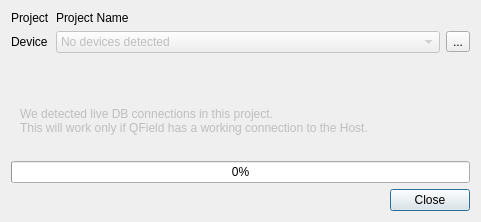
This is push_dialog_base.ui in opengisch/qfieldsync as Qt 5 draws it before an edit. The edited form follows.
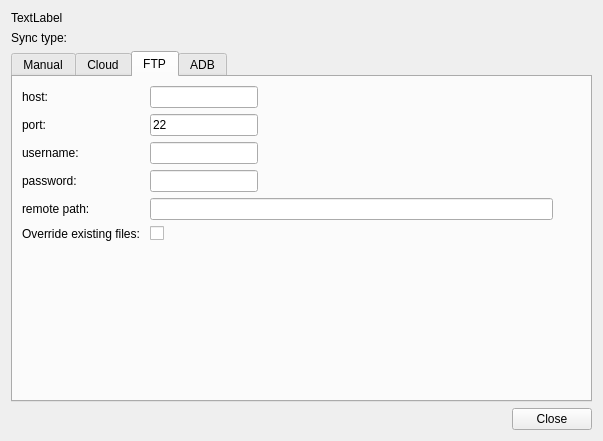
This is the edited form. Icons and pictures are not drawn.

Commit message: Some work for the tab layout on qtcreator

What changed in the file:
```diff
--- a/push_dialog_base.ui
+++ b/push_dialog_base.ui
@@ -6,8 +6,8 @@
    <rect>
     <x>0</x>
     <y>0</y>
-    <width>481</width>
-    <height>222</height>
+    <width>603</width>
+    <height>441</height>
    </rect>
   </property>
   <property name="windowTitle">
@@ -15,85 +15,248 @@
   </property>
   <layout class="QVBoxLayout" name="verticalLayout">
    <item>
-    <layout class="QFormLayout" name="formLayout">
-     <property name="fieldGrowthPolicy">
-      <enum>QFormLayout::AllNonFixedFieldsGrow</enum>
+    <widget class="QLabel" name="project_lbl">
+     <property name="text">
+      <string>TextLabel</string>
      </property>
-     <item row="0" column="0">
-      <widget class="QLabel" name="project_name_lbl">
-       <property name="text">
-        <string>Project</string>
-       </property>
-      </widget>
-     </item>
-     <item row="0" column="1">
-      <widget class="QLabel" name="project_lbl">
-       <property name="text">
-        <string>Project Name</string>
-       </property>
-      </widget>
-     </item>
-     <item row="1" column="0">
-      <widget class="QLabel" name="device_lbl">
-       <property name="text">
-        <string>Device</string>
-       </property>
-      </widget>
-     </item>
-     <item row="1" column="1">
-      <layout class="QHBoxLayout" name="horizontalLayout_2">
-       <item>
-        <widget class="QComboBox" name="devices_cbx">
-         <property name="enabled">
-          <bool>false</bool>
-         </property>
-         <item>
-          <property name="text">
-           <string>No devices detected</string>
-          </property>
-         </item>
-        </widget>
-       </item>
-       <item>
-        <widget class="QToolButton" name="reload_devices_btn">
-         <property name="text">
-          <string>...</string>
-         </property>
-         <property name="icon">
-          <iconset>
-           <normaloff>:/plugins/QFieldSync/refresh.png</normaloff>:/plugins/QFieldSync/refresh.png</iconset>
-         </property>
-        </widget>
-       </item>
-      </layout>
-     </item>
-    </layout>
+    </widget>
    </item>
    <item>
-    <widget class="QWidget" name="suggest_offline_wdg" native="true">
-     <property name="enabled">
-      <bool>false</bool>
+    <widget class="QLabel" name="label_2">
+     <property name="text">
+      <string>Sync type:</string>
      </property>
-     <layout class="QVBoxLayout" name="verticalLayout_2">
-      <item>
-       <widget class="QLabel" name="offline_lbl">
-        <property name="text">
-         <string>We detected live DB connections in this project.
-This will work only if QField has a working connection to the Host.</string>
-        </property>
-       </widget>
-      </item>
-     </layout>
     </widget>
    </item>
    <item>
-    <widget class="QProgressBar" name="progress_bar">
+    <widget class="QTabWidget" name="tabWidget">
      <property name="enabled">
       <bool>true</bool>
      </property>
-     <property name="value">
-      <number>0</number>
+     <property name="currentIndex">
+      <number>2</number>
      </property>
+     <widget class="QWidget" name="manual_tab">
+      <attribute name="title">
+       <string>Manual</string>
+      </attribute>
+      <widget class="QWidget" name="formLayoutWidget">
+       <property name="geometry">
+        <rect>
+         <x>10</x>
+         <y>20</y>
+         <width>471</width>
+         <height>121</height>
+        </rect>
+       </property>
+       <layout class="QFormLayout" name="formLayout">
+        <item row="2" column="0">
+         <widget class="QLabel" name="label_3">
+          <property name="text">
+           <string>Export directory:</string>
+          </property>
+         </widget>
+        </item>
+        <item row="2" column="1">
+         <widget class="QLineEdit" name="manualDir"/>
+        </item>
+        <item row="3" column="1">
+         <widget class="QPushButton" name="manualDir_btn">
+          <property name="text">
+           <string>Browse</string>
+          </property>
+         </widget>
+        </item>
+       </layout>
+      </widget>
+     </widget>
+     <widget class="QWidget" name="cloud_tab">
+      <attribute name="title">
+       <string>Cloud</string>
+      </attribute>
+      <widget class="QWidget" name="formLayoutWidget_2">
+       <property name="geometry">
+        <rect>
+         <x>10</x>
+         <y>20</y>
+         <width>471</width>
+         <height>121</height>
+        </rect>
+       </property>
+       <layout class="QFormLayout" name="formLayout_2">
+        <item row="2" column="0">
+         <widget class="QLabel" name="label_4">
+          <property name="text">
+           <string>Export directory:</string>
+          </property>
+         </widget>
+        </item>
+        <item row="2" column="1">
+         <widget class="QLineEdit" name="cloudDir"/>
+        </item>
+        <item row="3" column="1">
+         <widget class="QPushButton" name="cloudDir_btn">
+          <property name="text">
+           <string>Browse</string>
+          </property>
+         </widget>
+        </item>
+       </layout>
+      </widget>
+     </widget>
+     <widget class="QWidget" name="ftp_tab">
+      <attribute name="title">
+       <string>FTP</string>
+      </attribute>
+      <widget class="QWidget" name="verticalLayoutWidget_2">
+       <property name="geometry">
+        <rect>
+         <x>9</x>
+         <y>9</y>
+         <width>531</width>
+         <height>271</height>
+        </rect>
+       </property>
+       <layout class="QVBoxLayout" name="verticalLayout_3">
+        <item>
+         <layout class="QFormLayout" name="formLayout_3">
+          <property name="fieldGrowthPolicy">
+           <enum>QFormLayout::AllNonFixedFieldsGrow</enum>
+          </property>
+          <item row="3" column="0">
+           <widget class="QLabel" name="label_5">
+            <property name="text">
+             <string>host:</string>
+            </property>
+           </widget>
+          </item>
+          <item row="3" column="1">
+           <widget class="QLineEdit" name="lineEdit_2">
+            <property name="sizePolicy">
+             <sizepolicy hsizetype="Fixed" vsizetype="Fixed">
+              <horstretch>0</horstretch>
+              <verstretch>0</verstretch>
+             </sizepolicy>
+            </property>
+           </widget>
+          </item>
+          <item row="4" column="0">
+           <widget class="QLabel" name="label_7">
+            <property name="text">
+             <string>port:</string>
+            </property>
+           </widget>
+          </item>
+          <item row="4" column="1">
+           <widget class="QLineEdit" name="lineEdit_5">
+            <property name="sizePolicy">
+             <sizepolicy hsizetype="Fixed" vsizetype="Fixed">
+              <horstretch>0</horstretch>
+              <verstretch>0</verstretch>
+             </sizepolicy>
+            </property>
+            <property name="text">
+             <string>22</string>
+            </property>
+           </widget>
+          </item>
+          <item row="7" column="0">
+           <widget class="QLabel" name="label_6">
+            <property name="text">
+             <string>username:</string>
+            </property>
+           </widget>
+          </item>
+          <item row="7" column="1">
+           <widget class="QLineEdit" name="lineEdit">
+            <property name="sizePolicy">
+             <sizepolicy hsizetype="Fixed" vsizetype="Fixed">
+              <horstretch>0</horstretch>
+              <verstretch>0</verstretch>
+             </sizepolicy>
+            </property>
+           </widget>
+          </item>
+          <item row="8" column="0">
+           <widget class="QLabel" name="label_8">
+            <property name="text">
+             <string>password:</string>
+            </property>
+           </widget>
+          </item>
+          <item row="8" column="1">
+           <widget class="QLineEdit" name="lineEdit_4">
+            <property name="sizePolicy">
+             <sizepolicy hsizetype="Fixed" vsizetype="Fixed">
+              <horstretch>0</horstretch>
+              <verstretch>0</verstretch>
+             </sizepolicy>
+            </property>
+            <property name="echoMode">
+             <enum>QLineEdit::Password</enum>
+            </property>
+           </widget>
+          </item>
+          <item row="9" column="0">
+           <widget class="QLabel" name="label_9">
+            <property name="text">
+             <string>remote path:</string>
+            </property>
+           </widget>
+          </item>
+          <item row="9" column="1">
+           <widget class="QLineEdit" name="lineEdit_3">
+            <property name="sizePolicy">
+             <sizepolicy hsizetype="Expanding" vsizetype="Fixed">
+              <horstretch>0</horstretch>
+              <verstretch>0</verstretch>
+             </sizepolicy>
+            </property>
+           </widget>
+          </item>
+          <item row="10" column="0">
+           <widget class="QLabel" name="label_10">
+            <property name="text">
+             <string>Override existing files: </string>
+            </property>
+           </widget>
+          </item>
+          <item row="10" column="1">
+           <widget class="QCheckBox" name="checkBox">
+            <property name="text">
+             <string/>
+            </property>
+           </widget>
+          </item>
+         </layout>
+        </item>
+       </layout>
+      </widget>
+     </widget>
+     <widget class="QWidget" name="adb_tab">
+      <attribute name="title">
+       <string>ADB</string>
+      </attribute>
+      <widget class="QWidget" name="verticalLayoutWidget">
+       <property name="geometry">
+        <rect>
+         <x>10</x>
+         <y>10</y>
+         <width>531</width>
+         <height>241</height>
+        </rect>
+       </property>
+       <layout class="QVBoxLayout" name="verticalLayout_2">
+        <item>
+         <widget class="QLabel" name="adb_text">
+          <property name="text">
+           <string>Not yet implemented.</string>
+          </property>
+         </widget>
+        </item>
+       </layout>
+      </widget>
+     </widget>
     </widget>
    </item>
    <item>
```
The commit also changes 1 other file.
